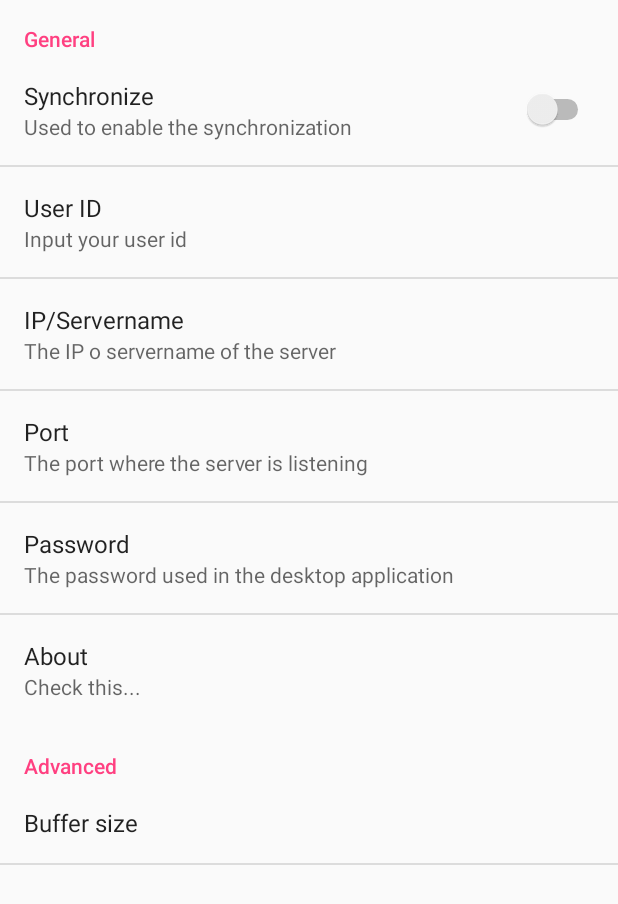
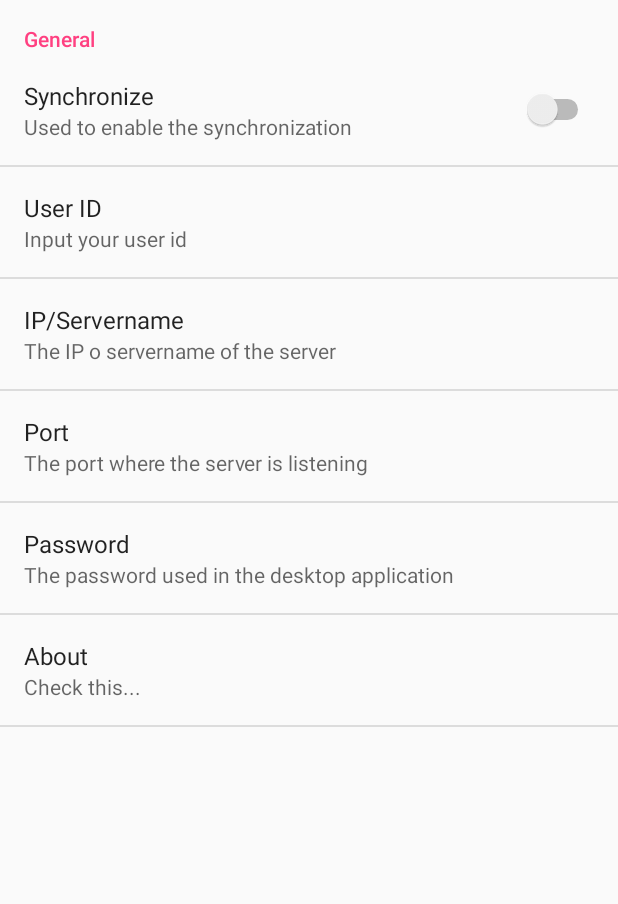
Before and after one commit to pablo-dev/HomeCloudAndroidWS, an Android app: the screen it shows after launch (Preferences), on a phone screen of 412 x 824 dp. Shown: the top 904 px of the screen. Run offline under Robolectric (Android 15) with nearby library versions, the phone set to English and light mode, and no system bars.

Commit message:
Remove advance options

```diff
--- a/app/src/main/java/planetludus/com/homecloudandroid/SyncService.java
+++ b/app/src/main/java/planetludus/com/homecloudandroid/SyncService.java
@@ -27,7 +27,7 @@ public class SyncService extends JobService {
         ip = prefs.getString(getString(R.string.pref_key_ip), "127.0.0.1");
         port = prefs.getString(getString(R.string.pref_key_port), "3999");
         id = prefs.getString(getString(R.string.pref_key_id), "anonymous");
-        password = prefs.getString(getString(R.string.pref_key_password), getString(R.string.pref_advance_buffer_default));
+        password = prefs.getString(getString(R.string.pref_advance_buffer_default), "12288000");
         bufferSize = prefs.getString(getString(R.string.pref_key_buffer), "3000");
 
         super.onCreate();
--- a/app/src/main/res/xml/pref_general.xml
+++ b/app/src/main/res/xml/pref_general.xml
@@ -50,18 +50,18 @@
             android:key="@string/pref_key_about"
             android:summary="@string/pref_general_about_summary"/>
     </PreferenceCategory>
-    <PreferenceCategory
-        android:title="@string/pref_header_advance"
-        android:key="pref_advance">
+    <!--<PreferenceCategory-->
+        <!--android:title="@string/pref_header_advance"-->
+        <!--android:key="pref_advance">-->
 
-        <ListPreference
-            android:key="@string/pref_key_buffer"
-            android:title="@string/pref_advance_buffer_name"
-            android:dialogTitle="@string/pref_advance_buffer_name"
-            android:entries="@array/pref_advance_buffer_entries"
-            android:entryValues="@array/pref_advance_buffer_values"
-            android:defaultValue="@string/pref_advance_buffer_default"
-            />
-    </PreferenceCategory>
+        <!--<ListPreference-->
+            <!--android:key="@string/pref_key_buffer"-->
+            <!--android:title="@string/pref_advance_buffer_name"-->
+            <!--android:dialogTitle="@string/pref_advance_buffer_name"-->
+            <!--android:entries="@array/pref_advance_buffer_entries"-->
+            <!--android:entryValues="@array/pref_advance_buffer_values"-->
+            <!--android:defaultValue="@string/pref_advance_buffer_default"-->
+            <!--/>-->
+    <!--</PreferenceCategory>-->
 
 </PreferenceScreen>
```
